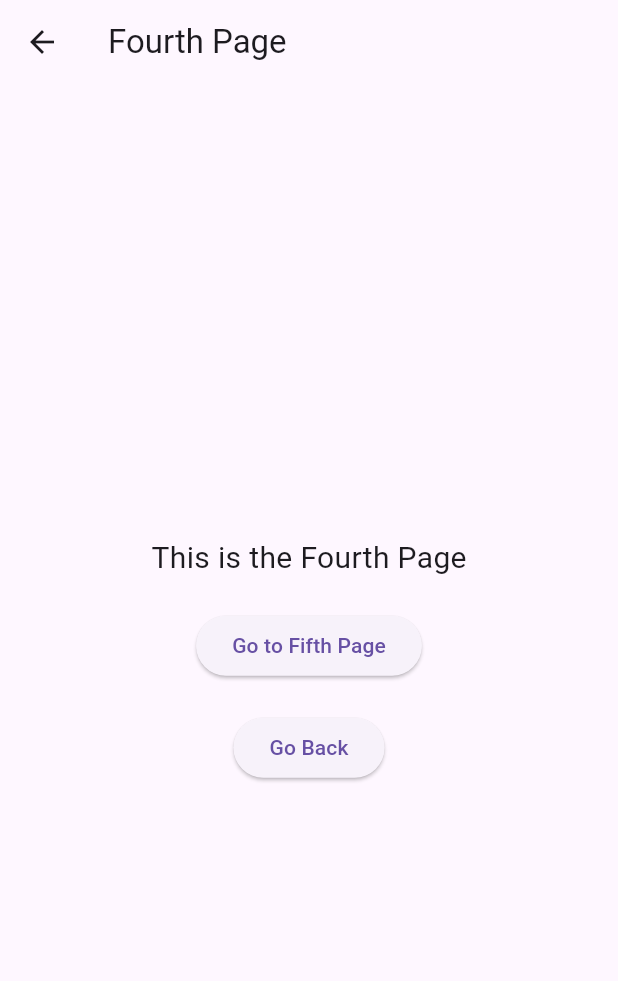
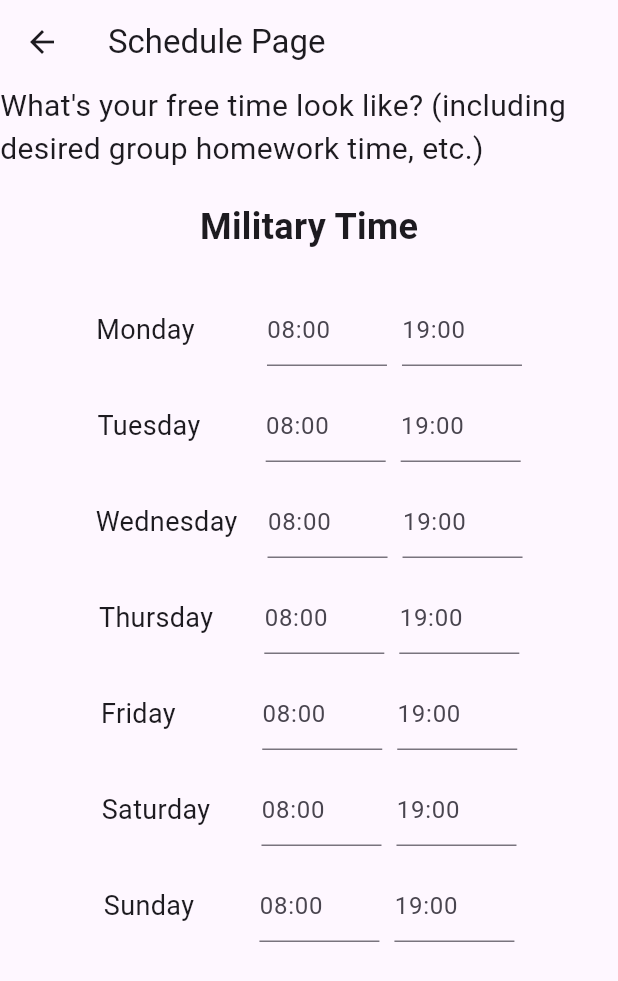
Before and after one commit to programmeruser517/C2L, a Flutter app: the SchedPage screen opened by its route, on a phone screen of 412 x 824 dp. Shown: the top 981 px of the screen. Run offline on Flutter 3.47's test engine with Material 3 defaults, Android fonts, the phone set to English and light mode, and no system bars.

Commit message:
values rendered for page 4

```diff
--- a/connect2learn/lib/schedule.dart
+++ b/connect2learn/lib/schedule.dart
@@ -1,43 +1,125 @@
 import 'package:flutter/material.dart';
 import 'skills.dart';
 
-class SchedPage extends StatelessWidget {
+class SchedPage extends StatefulWidget {
   const SchedPage({super.key});
+
+  @override
+  State<SchedPage> createState() => _SchedPageState();
+}
+
+class _SchedPageState extends State<SchedPage> {
+  final List<TextEditingController> _controllers = List.generate(14, (_) => TextEditingController());
+  List<String> _controllers_real = [];
+  bool _isContinueButtonVisible = false;
+
+  bool _isValidTime(String time) {
+    final RegExp timeRegExp = RegExp(r'^([01]?[0-9]|2[0-3]):([0-5][0-9])$');
+    return timeRegExp.hasMatch(time);
+  }
+
+  void _updateContinueButtonVisibility() {
+    setState(() {
+      _isContinueButtonVisible = _controllers.every((controller) => _isValidTime(controller.text));
+    });
+  }
+
+  @override
+  void initState() {
+    super.initState();
+    for (final controller in _controllers) {
+      controller.addListener(_updateContinueButtonVisibility);
+    }
+    _controllers[0].text = '';
+    _controllers[1].text = '';
+  }
+
+  @override
+  void dispose() {
+    for (final controller in _controllers) {
+      controller.dispose();
+    }
+    super.dispose();
+  }
 
   @override
   Widget build(BuildContext context) {
     return Scaffold(
       appBar: AppBar(
-        title: const Text('Fourth Page'),
+        title: const Text('Schedule Page'),
       ),
-      body: Center(
+      body: SingleChildScrollView(
+        child: Center(
           child: Column(
             mainAxisAlignment: MainAxisAlignment.center,
             children: <Widget>[
               const Text(
-              'This is the Fourth Page',
+                "What's your free time look like? (including desired group homework time, etc.)",
                 style: TextStyle(fontSize: 20.0),
               ),
               const SizedBox(height: 20.0),
-            ElevatedButton(
+              const Text(
+                'Military Time',
+                style: TextStyle(fontSize: 24.0, fontWeight: FontWeight.bold),
+              ),
+              const SizedBox(height: 20.0),
+              ...List.generate(7, (index) {
+                final day = ['Monday      ', 'Tuesday     ', 'Wednesday','Thursday   ','Friday        ', 'Saturday   ', 'Sunday     '][index];
+                return Padding(
+                  padding: const EdgeInsets.symmetric(vertical: 8.0),
+                  child: Row(
+                    mainAxisAlignment: MainAxisAlignment.center,
+                    children: <Widget>[
+                      Text(day, style: const TextStyle(fontSize: 18.0)),
+                      const SizedBox(width: 20.0),
+                      SizedBox(
+                        width: 80.0,
+                        child: TextField(
+                          controller: _controllers[index * 2],
+                          decoration: const InputDecoration(hintText: '08:00'),
+                        ),
+                      ),
+                      const SizedBox(width: 10.0),
+                      SizedBox(
+                        width: 80.0,
+                        child: TextField(
+                          controller: _controllers[index * 2 + 1],
+                          decoration: const InputDecoration(hintText: '19:00'),
+                        ),
+                      ),
+                    ],
+                  ),
+                );
+              }),
+              const SizedBox(height: 20.0),
+              Visibility(
+                visible: _isContinueButtonVisible,
+                child: ElevatedButton(
                   onPressed: () {
+                    _controllers_real = [];
+                    for (final controller in _controllers) {
+                      _controllers_real.add(controller.text);
+                    }
+                    print(_controllers_real);
                     Navigator.push(
                       context,
-                  MaterialPageRoute(
-                      builder: (context) =>
-                          SkillsPage()), // Navigate to ThirdPage
+                      MaterialPageRoute(builder: (context) => SkillsPage()), // Navigate to SkillsPage
                     );
                   },
-              child: const Text('Go to Fifth Page'),
+                  child: Text('Continue'),
+                  style: ElevatedButton.styleFrom(
+                    backgroundColor: Color.fromARGB(255, 44, 67, 217),
+                    foregroundColor: Colors.white,
+                    padding: EdgeInsets.symmetric(horizontal: 50, vertical: 20),
+                    shape: RoundedRectangleBorder(
+                      borderRadius: BorderRadius.circular(20.0),
                     ),
-            const SizedBox(height: 20.0),
-            ElevatedButton(
-              onPressed: () {
-                Navigator.pop(context);
-              },
-              child: const Text('Go Back'),
+                  )
+
+                ),
               ),
             ],
+          ),
         ),
       ),
     );
```
Lines whose indentation alone changed are shown as unchanged.
